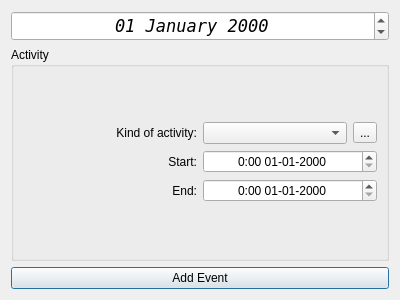
Qt form eventwindow.ui (AdriannaUrbanska/CalendarApp) before a commit.
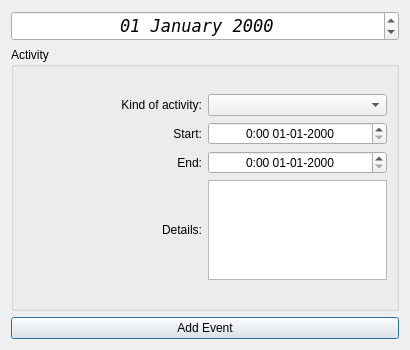
The same form after that commit. Icons and pictures are not drawn.

Patch:
```diff
--- a/eventwindow.ui
+++ b/eventwindow.ui
@@ -6,8 +6,8 @@
    <rect>
     <x>0</x>
     <y>0</y>
-    <width>400</width>
-    <height>300</height>
+    <width>410</width>
+    <height>350</height>
    </rect>
   </property>
   <property name="windowTitle">
@@ -59,17 +59,6 @@
             <item>
              <widget class="QComboBox" name="kind_of_activity"/>
             </item>
-            <item>
-             <widget class="QToolButton" name="add_new">
-              <property name="text">
-               <string>...</string>
-              </property>
-              <property name="icon">
-               <iconset resource="resource.qrc">
-                <normaloff>:/rec/img/add_new.png</normaloff>:/rec/img/add_new.png</iconset>
-              </property>
-             </widget>
-            </item>
            </layout>
           </item>
          </layout>
@@ -134,6 +123,42 @@
           </item>
          </layout>
         </item>
+        <item>
+         <layout class="QHBoxLayout" name="horizontalLayout_5">
+          <item>
+           <widget class="QLabel" name="label">
+            <property name="text">
+             <string>Details:</string>
+            </property>
+            <property name="alignment">
+             <set>Qt::AlignRight|Qt::AlignTrailing|Qt::AlignVCenter</set>
+            </property>
+           </widget>
+          </item>
+          <item>
+           <widget class="QTextEdit" name="textEdit_2">
+            <property name="sizePolicy">
+             <sizepolicy hsizetype="Minimum" vsizetype="Fixed">
+              <horstretch>0</horstretch>
+              <verstretch>0</verstretch>
+             </sizepolicy>
+            </property>
+            <property name="minimumSize">
+             <size>
+              <width>179</width>
+              <height>0</height>
+             </size>
+            </property>
+            <property name="maximumSize">
+             <size>
+              <width>179</width>
+              <height>100</height>
+             </size>
+            </property>
+           </widget>
+          </item>
+         </layout>
+        </item>
        </layout>
       </item>
      </layout>
```
Left out of the diff: 6 changed lines with no effect on the pictures.
